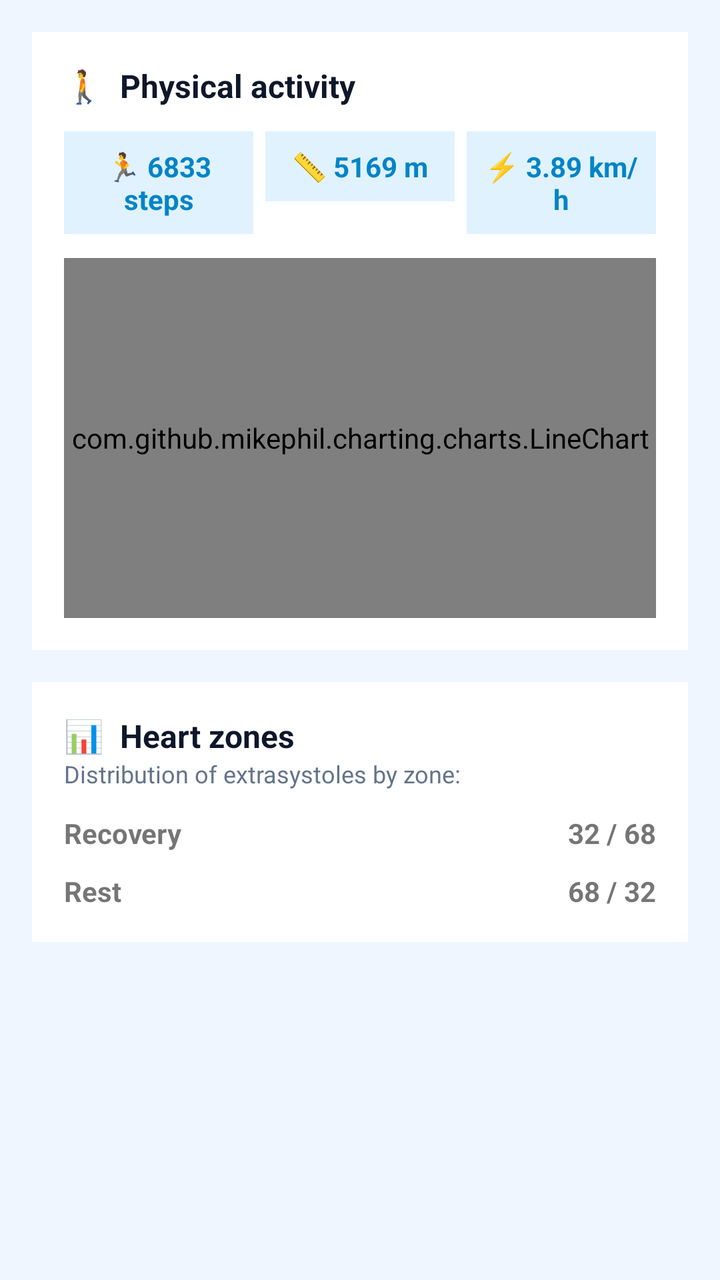
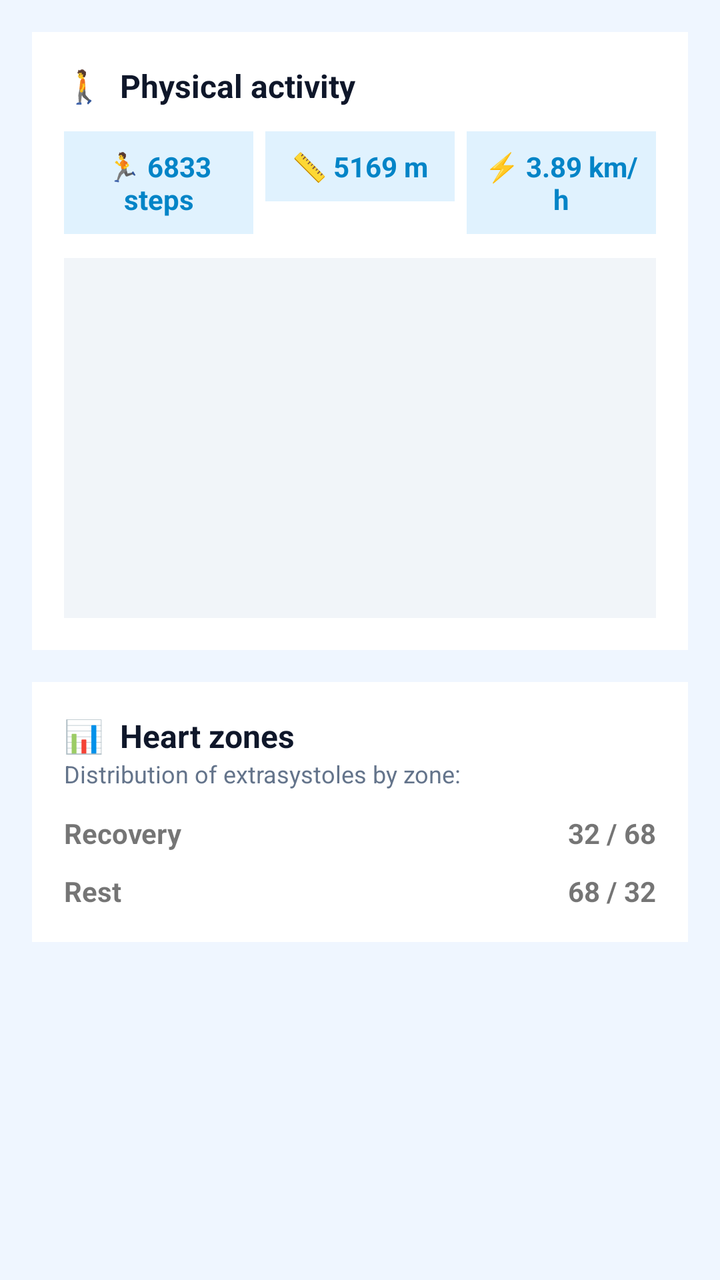

Two renders of the same Android screen: before a commit and after it. Below are the layout's source before the change and the commit's diff.
<!-- AndroidManifest.xml: application theme Theme.AppCompat.Light.NoActionBar -->
<!-- res/layout/view_screen3_activity.xml -->
<?xml version="1.0" encoding="utf-8"?>
<LinearLayout xmlns:android="http://schemas.android.com/apk/res/android"
    android:layout_width="match_parent"
    android:layout_height="match_parent"
    android:background="#EFF6FF"
    android:orientation="vertical"
    android:padding="16dp">

    
    <LinearLayout
        android:layout_width="match_parent"
        android:layout_height="wrap_content"
        android:background="#FFFFFF"
        android:orientation="vertical"
        android:padding="16dp">

        <TextView
            android:layout_width="wrap_content"
            android:layout_height="wrap_content"
            android:text="🚶  Physical activity"
            android:textColor="#0F172A"
            android:textSize="16sp"
            android:textStyle="bold"
            android:layout_marginBottom="12dp" />

        <LinearLayout
            android:layout_width="match_parent"
            android:layout_height="wrap_content"
            android:orientation="horizontal"
            android:layout_marginBottom="12dp">

            <TextView android:id="@+id/tvSteps" android:layout_width="0dp" android:layout_height="wrap_content" android:layout_weight="1" android:background="#E0F2FE" android:padding="8dp" android:gravity="center" android:text="🏃 6833 steps" android:textColor="#0284C7" android:textStyle="bold" />
            <TextView android:id="@+id/tvDistance" android:layout_width="0dp" android:layout_height="wrap_content" android:layout_weight="1" android:background="#E0F2FE" android:padding="8dp" android:gravity="center" android:layout_marginStart="6dp" android:text="📏 5169 m" android:textColor="#0284C7" android:textStyle="bold" />
            <TextView android:id="@+id/tvSpeed" android:layout_width="0dp" android:layout_height="wrap_content" android:layout_weight="1" android:background="#E0F2FE" android:padding="8dp" android:gravity="center" android:layout_marginStart="6dp" android:text="⚡ 3.89 km/h" android:textColor="#0284C7" android:textStyle="bold" />
        </LinearLayout>

        <com.github.mikephil.charting.charts.LineChart
            android:id="@+id/activityChart"
            android:layout_width="match_parent"
            android:layout_height="180dp" />
    </LinearLayout>

    
    <LinearLayout
        android:layout_width="match_parent"
        android:layout_height="wrap_content"
        android:background="#FFFFFF"
        android:orientation="vertical"
        android:padding="16dp"
        android:layout_marginTop="16dp">

        <TextView
            android:layout_width="wrap_content"
            android:layout_height="wrap_content"
            android:text="📊  Heart zones"
            android:textColor="#0F172A"
            android:textSize="16sp"
            android:textStyle="bold" />

        <TextView
            android:layout_width="wrap_content"
            android:layout_height="wrap_content"
            android:text="Distribution of extrasystoles by zone:"
            android:textColor="#64748B"
            android:textSize="12sp"
            android:layout_marginBottom="12dp" />

        <LinearLayout android:layout_width="match_parent" android:layout_height="wrap_content" android:orientation="horizontal">
            <TextView android:layout_width="0dp" android:layout_height="wrap_content" android:layout_weight="1" android:text="Recovery" android:textStyle="bold" />
            <TextView android:layout_width="wrap_content" android:layout_height="wrap_content" android:text="32 / 68" android:textStyle="bold" />
        </LinearLayout>

        <LinearLayout android:layout_width="match_parent" android:layout_height="wrap_content" android:orientation="horizontal" android:layout_marginTop="10dp">
            <TextView android:layout_width="0dp" android:layout_height="wrap_content" android:layout_weight="1" android:text="Rest" android:textStyle="bold" />
            <TextView android:layout_width="wrap_content" android:layout_height="wrap_content" android:text="68 / 32" android:textStyle="bold" />
        </LinearLayout>
    </LinearLayout>

</LinearLayout>
<!-- resources referenced by this layout -->
<resources>

</resources>

<!-- the commit's change to res/layout/view_screen3_activity.xml (unified diff, before → after) -->
@@ -34,10 +34,10 @@
             <TextView android:id="@+id/tvSpeed" android:layout_width="0dp" android:layout_height="wrap_content" android:layout_weight="1" android:background="#E0F2FE" android:padding="8dp" android:gravity="center" android:layout_marginStart="6dp" android:text="⚡ 3.89 km/h" android:textColor="#0284C7" android:textStyle="bold" />
         </LinearLayout>
 
-        <com.github.mikephil.charting.charts.LineChart
-            android:id="@+id/activityChart"
+        <View
             android:layout_width="match_parent"
-            android:layout_height="180dp" />
+            android:layout_height="180dp"
+            android:background="#F1F5F9" />
     </LinearLayout>
 
     
